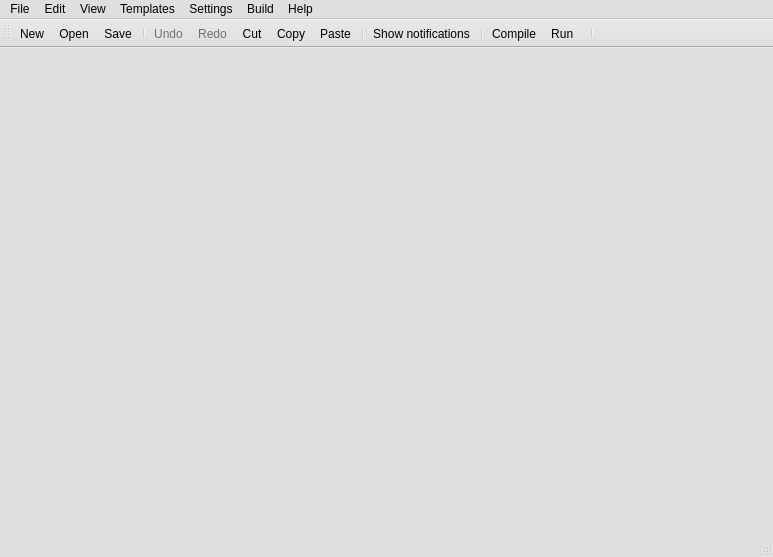
This is src/kuzya.ui in PLLUG/kuzya as Qt 5 draws it before an edit. The edited form follows.
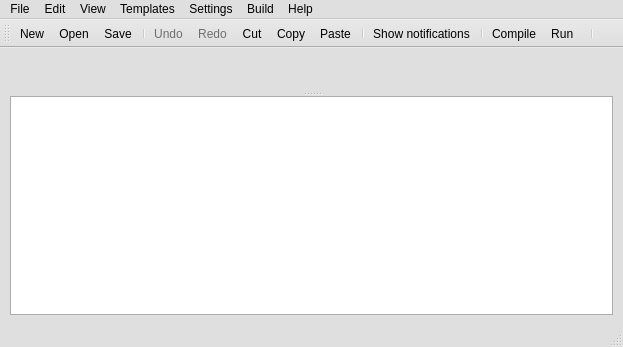
This is the edited form. Icons and pictures are not drawn. Custom widgets are drawn as their Qt base class.

What changed in the file:
```diff
--- a/src/kuzya.ui
+++ b/src/kuzya.ui
@@ -6,8 +6,8 @@
    <rect>
     <x>0</x>
     <y>0</y>
-    <width>773</width>
-    <height>557</height>
+    <width>623</width>
+    <height>347</height>
    </rect>
   </property>
   <property name="baseSize">
@@ -438,13 +438,74 @@
    <iconset resource="images.qrc">
     <normaloff>:/menu/images/kuzya.png</normaloff>:/menu/images/kuzya.png</iconset>
   </property>
-  <widget class="QWidget" name="centralwidget"/>
+  <widget class="QWidget" name="centralwidget">
+   <layout class="QVBoxLayout" name="verticalLayout">
+    <property name="spacing">
+     <number>0</number>
+    </property>
+    <property name="leftMargin">
+     <number>10</number>
+    </property>
+    <property name="topMargin">
+     <number>10</number>
+    </property>
+    <property name="rightMargin">
+     <number>10</number>
+    </property>
+    <property name="bottomMargin">
+     <number>10</number>
+    </property>
+    <item>
+     <widget class="QStackedWidget" name="stackedWidget">
+      <property name="currentIndex">
+       <number>1</number>
+      </property>
+      <widget class="ProgrammingLanguageSelectionWidget" name="programmingLanguageSeletionWidget"/>
+      <widget class="QWidget" name="page2">
+       <layout class="QHBoxLayout" name="horizontalLayout">
+        <property name="spacing">
+         <number>0</number>
+        </property>
+        <property name="leftMargin">
+         <number>0</number>
+        </property>
+        <property name="topMargin">
+         <number>0</number>
+        </property>
+        <property name="rightMargin">
+         <number>0</number>
+        </property>
+        <property name="bottomMargin">
+         <number>0</number>
+        </property>
+        <item>
+         <widget class="QSplitter" name="splitter">
+          <property name="orientation">
+           <enum>Qt::Vertical</enum>
+          </property>
+          <property name="childrenCollapsible">
+           <bool>false</bool>
+          </property>
+          <widget class="QsciScintilla" name="textEditor" native="true"/>
+          <widget class="QListWidget" name="notificationList">
+           <property name="selectionRectVisible">
+            <bool>true</bool>
+           </property>
+          </widget>
+         </widget>
+        </item>
+       </layout>
+      </widget>
+     </widget>
+    </item>
+   </layout>
+  </widget>
   <widget class="QMenuBar" name="menubar">
    <property name="geometry">
     <rect>
      <x>0</x>
      <y>0</y>
-     <width>773</width>
+     <width>623</width>
      <height>21</height>
     </rect>
    </property>
@@ -976,6 +1037,20 @@
    </property>
   </action>
  </widget>
+ <customwidgets>
+  <customwidget>
+   <class>ProgrammingLanguageSelectionWidget</class>
+   <extends>QWidget</extends>
+   <header>programminglanguageselectionwidget.h</header>
+   <container>1</container>
+  </customwidget>
+  <customwidget>
+   <class>QsciScintilla</class>
+   <extends>QWidget</extends>
+   <header location="global">Qsci/qsciscintilla.h</header>
+   <container>1</container>
+  </customwidget>
+ </customwidgets>
  <resources>
   <include location="images.qrc"/>
  </resources>
```
